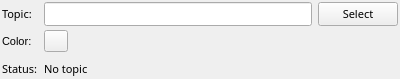
This is mapviz_plugins/ui/path_config.ui in ros2-gbp/mapviz-release as Qt 5 draws it before an edit. The edited form follows.
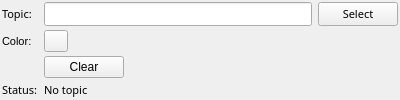
This is the edited form. Custom widgets are drawn as their Qt base class.

Patch:
```diff
--- a/mapviz_plugins/ui/path_config.ui
+++ b/mapviz_plugins/ui/path_config.ui
@@ -125,6 +125,19 @@
      </property>
     </widget>
    </item>
+   <item row="4" column="2">
+    <widget class="QPushButton" name="buttonResetBuffer">
+     <property name="sizePolicy">
+      <sizepolicy hsizetype="Fixed" vsizetype="Fixed">
+       <horstretch>0</horstretch>
+       <verstretch>0</verstretch>
+      </sizepolicy>
+     </property>
+     <property name="text">
+      <string>Clear</string>
+     </property>
+    </widget>
+   </item>
    <item row="5" column="2">
     <spacer name="verticalSpacer">
      <property name="orientation">
```
